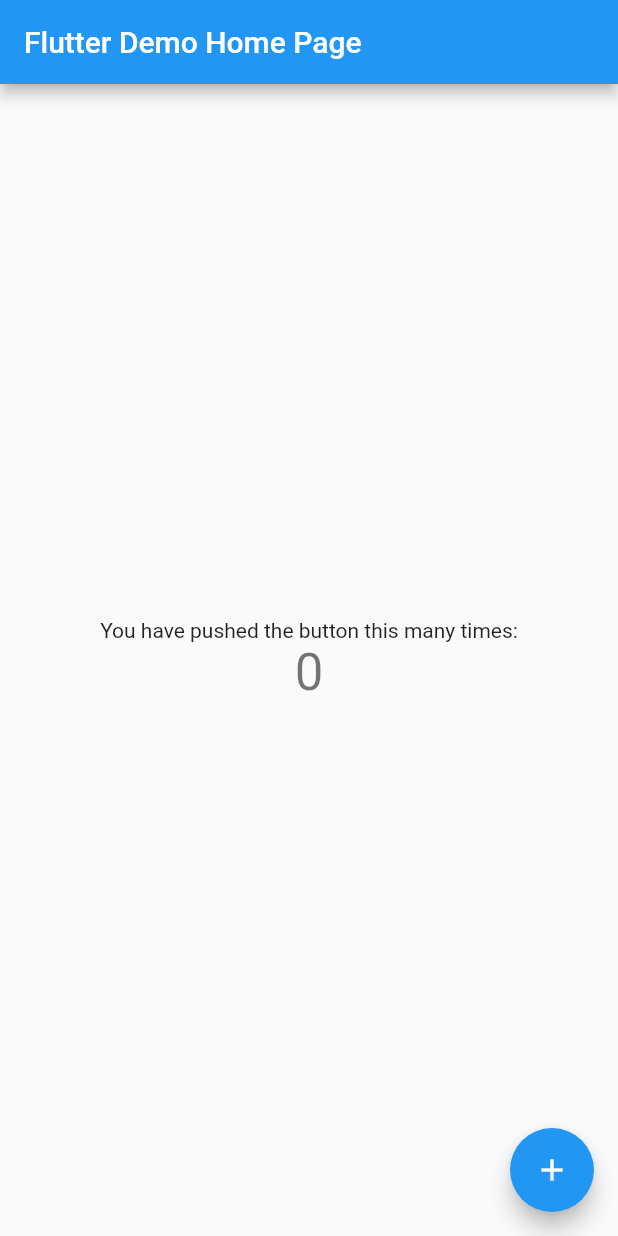
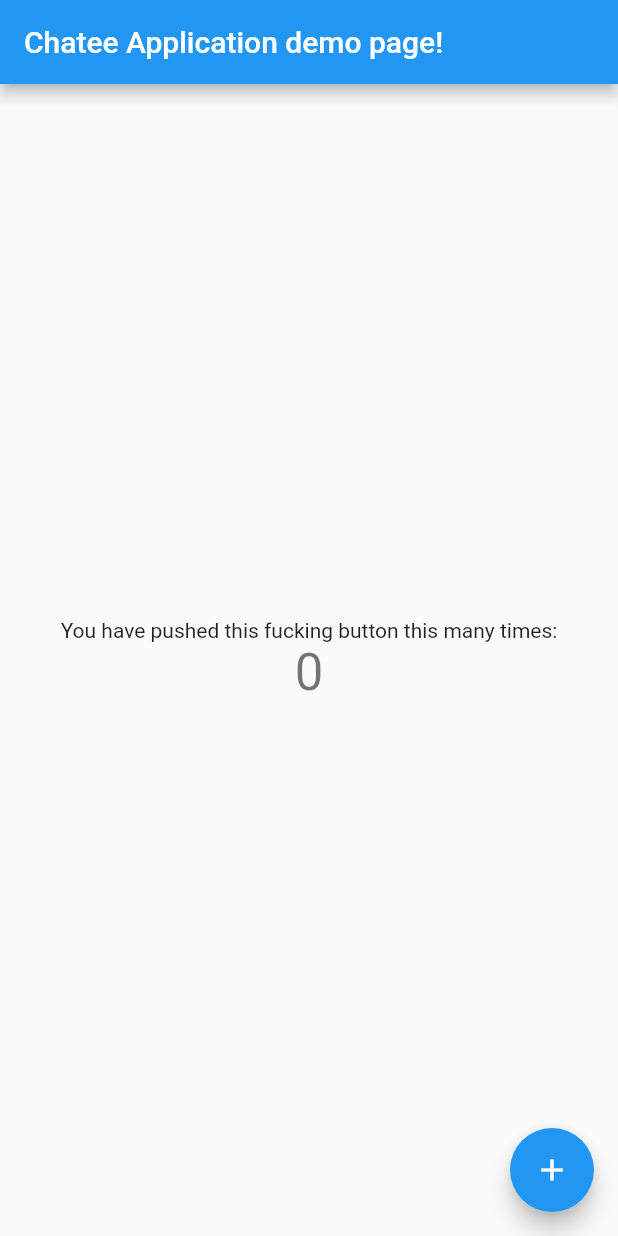
Before and after one commit to sunanda35/chatee, a Flutter app: the screen it shows after launch, on a phone screen of 412 x 824 dp. Run offline on Flutter 3.47's test engine with Material 2 defaults, Android fonts, the light colour scheme and no system bars.

Commit message:
chatee app update

```diff
--- a/chatee/lib/main.dart
+++ b/chatee/lib/main.dart
@@ -11,36 +11,17 @@
   @override
   Widget build(BuildContext context) {
     return MaterialApp(
-      title: 'Flutter Demo',
+      title: 'Chatee',
       theme: ThemeData(
-        // This is the theme of your application.
-        //
-        // Try running your application with "flutter run". You'll see the
-        // application has a blue toolbar. Then, without quitting the app, try
-        // changing the primarySwatch below to Colors.green and then invoke
-        // "hot reload" (press "r" in the console where you ran "flutter run",
-        // or simply save your changes to "hot reload" in a Flutter IDE).
-        // Notice that the counter didn't reset back to zero; the application
-        // is not restarted.
         primarySwatch: Colors.blue,
       ),
-      home: const MyHomePage(title: 'Flutter Demo Home Page'),
+      home: const MyHomePage(title: 'Chatee Application demo page!'),
     );
   }
 }
 
 class MyHomePage extends StatefulWidget {
   const MyHomePage({Key? key, required this.title}) : super(key: key);
-
-  // This widget is the home page of your application. It is stateful, meaning
-  // that it has a State object (defined below) that contains fields that affect
-  // how it looks.
-
-  // This class is the configuration for the state. It holds the values (in this
-  // case the title) provided by the parent (in this case the App widget) and
-  // used by the build method of the State. Fields in a Widget subclass are
-  // always marked "final".
-
   final String title;
 
   @override
@@ -49,54 +30,24 @@
 
 class _MyHomePageState extends State<MyHomePage> {
   int _counter = 0;
-
   void _incrementCounter() {
     setState(() {
-      // This call to setState tells the Flutter framework that something has
-      // changed in this State, which causes it to rerun the build method below
-      // so that the display can reflect the updated values. If we changed
-      // _counter without calling setState(), then the build method would not be
-      // called again, and so nothing would appear to happen.
       _counter++;
     });
   }
 
   @override
   Widget build(BuildContext context) {
-    // This method is rerun every time setState is called, for instance as done
-    // by the _incrementCounter method above.
-    //
-    // The Flutter framework has been optimized to make rerunning build methods
-    // fast, so that you can just rebuild anything that needs updating rather
-    // than having to individually change instances of widgets.
     return Scaffold(
       appBar: AppBar(
-        // Here we take the value from the MyHomePage object that was created by
-        // the App.build method, and use it to set our appbar title.
         title: Text(widget.title),
       ),
       body: Center(
-        // Center is a layout widget. It takes a single child and positions it
-        // in the middle of the parent.
         child: Column(
-          // Column is also a layout widget. It takes a list of children and
-          // arranges them vertically. By default, it sizes itself to fit its
-          // children horizontally, and tries to be as tall as its parent.
-          //
-          // Invoke "debug painting" (press "p" in the console, choose the
-          // "Toggle Debug Paint" action from the Flutter Inspector in Android
-          // Studio, or the "Toggle Debug Paint" command in Visual Studio Code)
-          // to see the wireframe for each widget.
-          //
-          // Column has various properties to control how it sizes itself and
-          // how it positions its children. Here we use mainAxisAlignment to
-          // center the children vertically; the main axis here is the vertical
-          // axis because Columns are vertical (the cross axis would be
-          // horizontal).
           mainAxisAlignment: MainAxisAlignment.center,
           children: <Widget>[
             const Text(
-              'You have pushed the button this many times:',
+              'You have pushed this fucking button this many times:',
             ),
             Text(
               '$_counter',
@@ -109,7 +60,7 @@
         onPressed: _incrementCounter,
         tooltip: 'Increment',
         child: const Icon(Icons.add),
-      ), // This trailing comma makes auto-formatting nicer for build methods.
+      ),
     );
   }
 }
```
